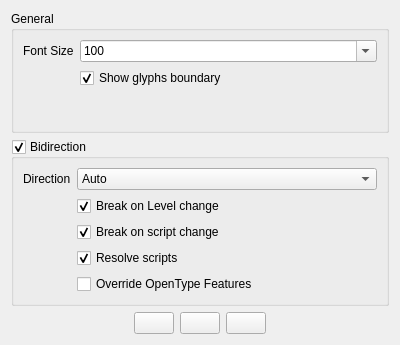
First picture: the form in UI-Qt/QXShapingOptionsWidget.ui, repository frinkr/FontViewer, before the edit.
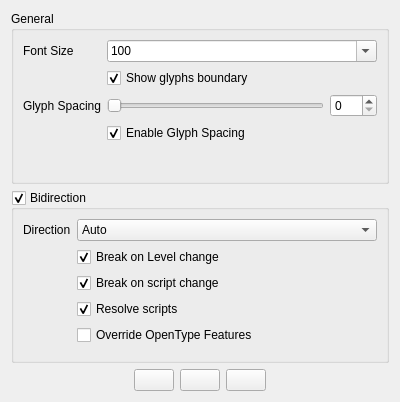
Second picture: the form after the edit. Icons and pictures are not drawn.

Commit message: shaping: add glyph spacing option

What changed in the file:
```diff
--- a/UI-Qt/QXShapingOptionsWidget.ui
+++ b/UI-Qt/QXShapingOptionsWidget.ui
@@ -7,7 +7,7 @@
     <x>0</x>
     <y>0</y>
     <width>400</width>
-    <height>345</height>
+    <height>402</height>
    </rect>
   </property>
   <property name="minimumSize">
@@ -145,6 +145,71 @@
         </property>
        </widget>
       </item>
+      <item row="2" column="0">
+       <widget class="QLabel" name="label">
+        <property name="sizePolicy">
+         <sizepolicy hsizetype="Minimum" vsizetype="Preferred">
+          <horstretch>0</horstretch>
+          <verstretch>0</verstretch>
+         </sizepolicy>
+        </property>
+        <property name="text">
+         <string>Glyph Spacing</string>
+        </property>
+       </widget>
+      </item>
+      <item row="2" column="1">
+       <layout class="QHBoxLayout" name="horizontalLayout">
+        <item>
+         <widget class="QSlider" name="glyphSpacingSlider">
+          <property name="sizePolicy">
+           <sizepolicy hsizetype="Expanding" vsizetype="Fixed">
+            <horstretch>1</horstretch>
+            <verstretch>0</verstretch>
+           </sizepolicy>
+          </property>
+          <property name="minimumSize">
+           <size>
+            <width>130</width>
+            <height>0</height>
+           </size>
+          </property>
+          <property name="minimum">
+           <number>0</number>
+          </property>
+          <property name="maximum">
+           <number>100</number>
+          </property>
+          <property name="pageStep">
+           <number>1</number>
+          </property>
+          <property name="orientation">
+           <enum>Qt::Horizontal</enum>
+          </property>
+         </widget>
+        </item>
+        <item>
+         <widget class="QSpinBox" name="glyphSpacingSpinBox">
+          <property name="minimum">
+           <number>0</number>
+          </property>
+          <property name="maximum">
+           <number>100</number>
+          </property>
+         </widget>
+        </item>
+       </layout>
+      </item>
+      <item row="3" column="1">
+       <widget class="QCheckBox" name="enableGlyphSpacingCheckBox">
+        <property name="text">
+         <string>Enable Glyph Spacing</string>
+        </property>
+        <property name="checked">
+         <bool>true</bool>
+        </property>
+       </widget>
+      </item>
      </layout>
     </widget>
    </item>
@@ -313,7 +378,6 @@
        </property>
       </widget>
      </item>
-
      <item>
       <spacer name="horizontalSpacer">
        <property name="orientation">
```
Left out of the diff: 67 changed lines with no effect on the pictures. The commit also changes 5 other files.
